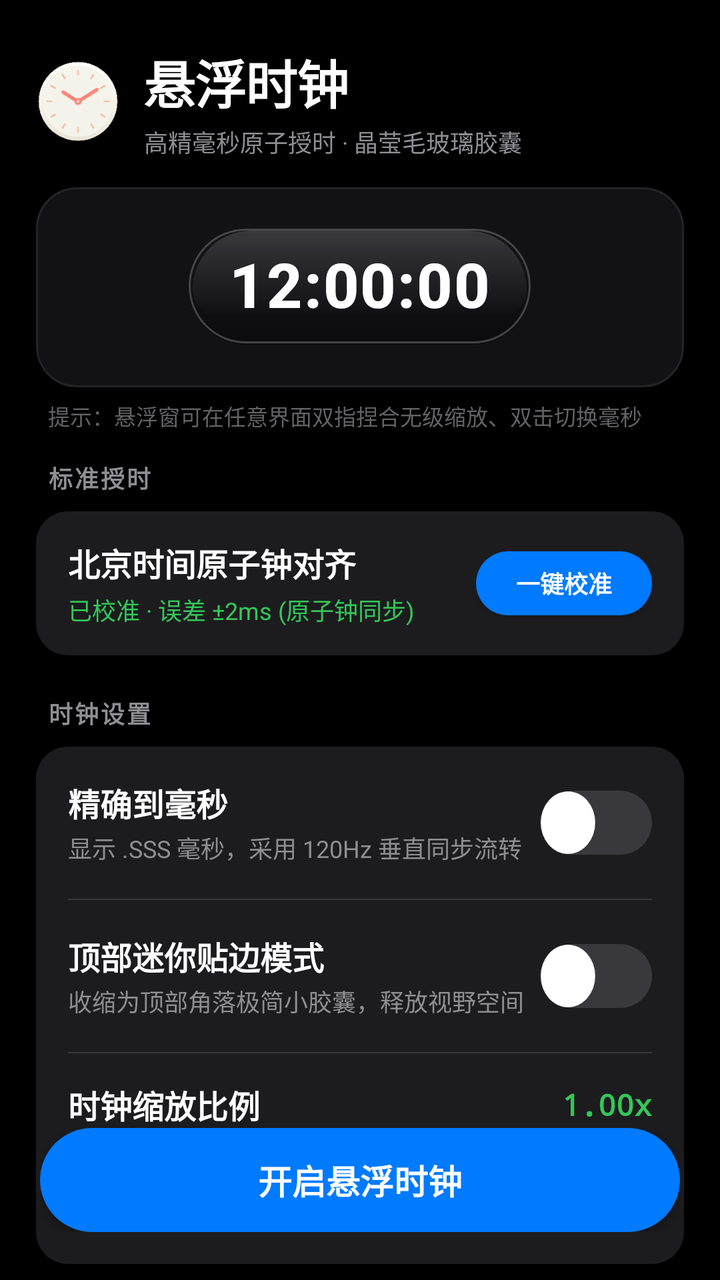
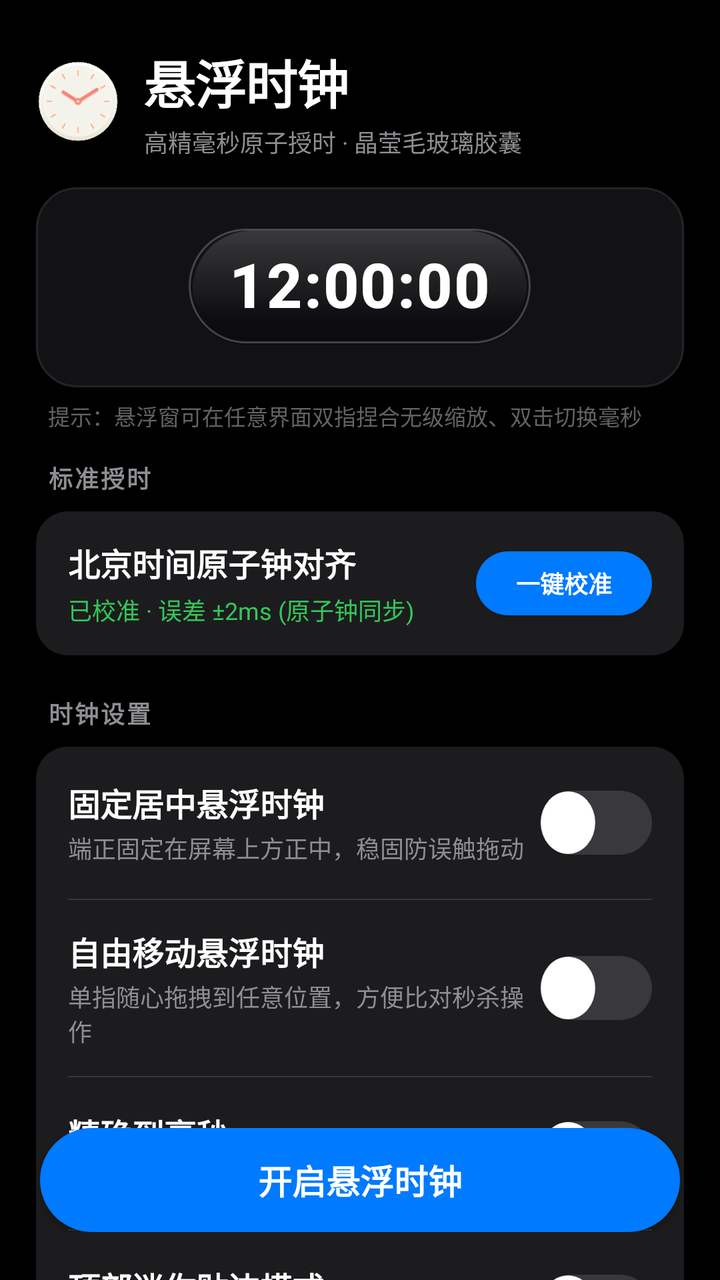

The first picture is an Android layout as it rendered before a commit; the second is the same layout after the commit. The layout source and the unified diff follow.
<!-- AndroidManifest.xml: application theme Theme.FloatingClock -->
<!-- res/layout/activity_main.xml -->
<?xml version="1.0" encoding="utf-8"?>
<androidx.coordinatorlayout.widget.CoordinatorLayout xmlns:android="http://schemas.android.com/apk/res/android"
    xmlns:app="http://schemas.android.com/apk/res-auto"
    android:layout_width="match_parent"
    android:layout_height="match_parent"
    android:background="@color/apple_bg_dark">

    <androidx.core.widget.NestedScrollView
        android:layout_width="match_parent"
        android:layout_height="match_parent"
        android:fillViewport="true"
        android:clipToPadding="false"
        android:paddingBottom="100dp">

        <LinearLayout
            android:layout_width="match_parent"
            android:layout_height="wrap_content"
            android:orientation="vertical"
            android:paddingHorizontal="18dp"
            android:paddingTop="22dp">

            
            <LinearLayout
                android:layout_width="match_parent"
                android:layout_height="wrap_content"
                android:orientation="horizontal"
                android:gravity="center_vertical"
                android:layout_marginBottom="14dp">

                <ImageView
                    android:layout_width="42dp"
                    android:layout_height="42dp"
                    android:src="@mipmap/ic_launcher"
                    android:layout_marginEnd="12dp" />

                <LinearLayout
                    android:layout_width="0dp"
                    android:layout_height="wrap_content"
                    android:layout_weight="1"
                    android:orientation="vertical">

                    <TextView
                        android:layout_width="wrap_content"
                        android:layout_height="wrap_content"
                        android:text="@string/app_name"
                        android:textColor="@color/apple_white"
                        android:textSize="26sp"
                        android:textStyle="bold"
                        android:letterSpacing="-0.02" />

                    <TextView
                        android:layout_width="wrap_content"
                        android:layout_height="wrap_content"
                        android:text="高精毫秒原子授时 · 晶莹毛玻璃胶囊"
                        android:textColor="@color/apple_text_secondary"
                        android:textSize="12sp"
                        android:layout_marginTop="2dp" />
                </LinearLayout>
            </LinearLayout>

            
            <LinearLayout
                android:id="@+id/cardPermission"
                android:layout_width="match_parent"
                android:layout_height="wrap_content"
                android:orientation="vertical"
                android:background="@drawable/bg_ios_card"
                android:padding="16dp"
                android:layout_marginBottom="14dp"
                android:visibility="gone">

                <TextView
                    android:layout_width="wrap_content"
                    android:layout_height="wrap_content"
                    android:text="@string/permission_title"
                    android:textColor="@color/apple_orange"
                    android:textSize="15sp"
                    android:textStyle="bold" />

                <TextView
                    android:layout_width="wrap_content"
                    android:layout_height="wrap_content"
                    android:text="@string/permission_desc"
                    android:textColor="@color/apple_text_secondary"
                    android:textSize="12sp"
                    android:layout_marginTop="4dp" />

                <androidx.appcompat.widget.AppCompatButton
                    android:id="@+id/btnGrantPermission"
                    android:layout_width="wrap_content"
                    android:layout_height="34dp"
                    android:text="@string/permission_btn"
                    android:textColor="@color/apple_white"
                    android:textSize="13sp"
                    android:textStyle="bold"
                    android:background="@drawable/bg_ios_blue_button"
                    app:backgroundTint="@null"
                    android:layout_marginTop="10dp"
                    android:paddingHorizontal="16dp" />
            </LinearLayout>

            
            <FrameLayout
                android:id="@+id/previewContainer"
                android:layout_width="match_parent"
                android:layout_height="100dp"
                android:background="@drawable/bg_island_stage"
                android:layout_marginBottom="6dp">

                <include
                    android:id="@+id/previewClock"
                    layout="@layout/view_floating_clock"
                    android:layout_width="wrap_content"
                    android:layout_height="wrap_content"
                    android:layout_gravity="center" />
            </FrameLayout>

            <TextView
                android:layout_width="wrap_content"
                android:layout_height="wrap_content"
                android:text="提示：悬浮窗可在任意界面双指捏合无级缩放、双击切换毫秒"
                android:textColor="@color/apple_text_tertiary"
                android:textSize="11sp"
                android:layout_marginStart="6dp"
                android:layout_marginBottom="14dp" />

            
            <TextView
                android:layout_width="wrap_content"
                android:layout_height="wrap_content"
                android:text="标准授时"
                android:textColor="@color/apple_text_secondary"
                android:textSize="12sp"
                android:textStyle="bold"
                android:textAllCaps="true"
                android:letterSpacing="0.08"
                android:layout_marginStart="6dp"
                android:layout_marginBottom="8dp" />

            <LinearLayout
                android:layout_width="match_parent"
                android:layout_height="wrap_content"
                android:orientation="vertical"
                android:background="@drawable/bg_ios_card"
                android:paddingHorizontal="16dp"
                android:paddingVertical="14dp"
                android:layout_marginBottom="20dp">

                <LinearLayout
                    android:layout_width="match_parent"
                    android:layout_height="wrap_content"
                    android:orientation="horizontal"
                    android:gravity="center_vertical">

                    <LinearLayout
                        android:layout_width="0dp"
                        android:layout_height="wrap_content"
                        android:layout_weight="1"
                        android:orientation="vertical">

                        <TextView
                            android:layout_width="wrap_content"
                            android:layout_height="wrap_content"
                            android:text="北京时间原子钟对齐"
                            android:textColor="@color/apple_white"
                            android:textSize="16sp"
                            android:textStyle="bold" />

                        <TextView
                            android:id="@+id/tvCalibrationStatus"
                            android:layout_width="wrap_content"
                            android:layout_height="wrap_content"
                            android:text="已校准 · 误差 ±2ms (原子钟同步)"
                            android:textColor="@color/ios_system_green"
                            android:textSize="12sp"
                            android:layout_marginTop="3dp" />
                    </LinearLayout>

                    <androidx.appcompat.widget.AppCompatButton
                        android:id="@+id/btnSyncNetworkTime"
                        android:layout_width="wrap_content"
                        android:layout_height="32dp"
                        android:text="一键校准"
                        android:textColor="@color/apple_white"
                        android:textSize="12sp"
                        android:textStyle="bold"
                        android:background="@drawable/bg_ios_blue_button"
                        app:backgroundTint="@null"
                        android:paddingHorizontal="14dp" />
                </LinearLayout>
            </LinearLayout>

            
            <TextView
                android:layout_width="wrap_content"
                android:layout_height="wrap_content"
                android:text="时钟设置"
                android:textColor="@color/apple_text_secondary"
                android:textSize="12sp"
                android:textStyle="bold"
                android:textAllCaps="true"
                android:letterSpacing="0.08"
                android:layout_marginStart="6dp"
                android:layout_marginBottom="8dp" />

            <LinearLayout
                android:layout_width="match_parent"
                android:layout_height="wrap_content"
                android:orientation="vertical"
                android:background="@drawable/bg_ios_card"
                android:paddingHorizontal="16dp"
                android:layout_marginBottom="24dp">

                
                <LinearLayout
                    android:layout_width="match_parent"
                    android:layout_height="wrap_content"
                    android:orientation="horizontal"
                    android:gravity="center_vertical"
                    android:paddingVertical="14dp">

                    <LinearLayout
                        android:layout_width="0dp"
                        android:layout_height="wrap_content"
                        android:layout_weight="1"
                        android:orientation="vertical">

                        <TextView
                            android:layout_width="wrap_content"
                            android:layout_height="wrap_content"
                            android:text="精确到毫秒"
                            android:textColor="@color/apple_white"
                            android:textSize="16sp"
                            android:textStyle="bold" />

                        <TextView
                            android:layout_width="wrap_content"
                            android:layout_height="wrap_content"
                            android:text="显示 .SSS 毫秒，采用 120Hz 垂直同步流转"
                            android:textColor="@color/apple_text_secondary"
                            android:textSize="12sp"
                            android:layout_marginTop="2dp" />
                    </LinearLayout>

                    <androidx.appcompat.widget.SwitchCompat
                        android:id="@+id/switchMilliseconds"
                        android:layout_width="wrap_content"
                        android:layout_height="wrap_content"
                        android:thumb="@drawable/bg_ios_switch_thumb"
                        app:track="@drawable/bg_ios_switch_track"
                        app:thumbTint="@null"
                        app:trackTint="@null" />
                </LinearLayout>

                <View
                    android:layout_width="match_parent"
                    android:layout_height="0.8dp"
                    android:background="@color/ios_separator" />

                
                <LinearLayout
                    android:layout_width="match_parent"
                    android:layout_height="wrap_content"
                    android:orientation="horizontal"
                    android:gravity="center_vertical"
                    android:paddingVertical="14dp">

                    <LinearLayout
                        android:layout_width="0dp"
                        android:layout_height="wrap_content"
                        android:layout_weight="1"
                        android:orientation="vertical">

                        <TextView
                            android:layout_width="wrap_content"
                            android:layout_height="wrap_content"
                            android:text="顶部迷你贴边模式"
                            android:textColor="@color/apple_white"
                            android:textSize="16sp"
                            android:textStyle="bold" />

                        <TextView
                            android:layout_width="wrap_content"
                            android:layout_height="wrap_content"
                            android:text="收缩为顶部角落极简小胶囊，释放视野空间"
                            android:textColor="@color/apple_text_secondary"
                            android:textSize="12sp"
                            android:layout_marginTop="2dp" />
                    </LinearLayout>

                    <androidx.appcompat.widget.SwitchCompat
                        android:id="@+id/switchIslandMode"
                        android:layout_width="wrap_content"
                        android:layout_height="wrap_content"
                        android:thumb="@drawable/bg_ios_switch_thumb"
                        app:track="@drawable/bg_ios_switch_track"
                        app:thumbTint="@null"
                        app:trackTint="@null" />
                </LinearLayout>

                <View
                    android:layout_width="match_parent"
                    android:layout_height="0.8dp"
                    android:background="@color/ios_separator" />

                
                <LinearLayout
                    android:layout_width="match_parent"
                    android:layout_height="wrap_content"
                    android:orientation="vertical"
                    android:paddingVertical="14dp">

                    <LinearLayout
                        android:layout_width="match_parent"
                        android:layout_height="wrap_content"
                        android:orientation="horizontal"
                        android:gravity="center_vertical">

                        <TextView
                            android:layout_width="0dp"
                            android:layout_height="wrap_content"
                            android:layout_weight="1"
                            android:text="时钟缩放比例"
                            android:textColor="@color/apple_white"
                            android:textSize="16sp"
                            android:textStyle="bold" />

                        <TextView
                            android:id="@+id/tvScaleValue"
                            android:layout_width="wrap_content"
                            android:layout_height="wrap_content"
                            android:text="1.00x"
                            android:textColor="@color/ios_system_green"
                            android:textSize="15sp"
                            android:textStyle="bold"
                            android:typeface="monospace" />
                    </LinearLayout>

                    <SeekBar
                        android:id="@+id/seekBarScale"
                        android:layout_width="match_parent"
                        android:layout_height="wrap_content"
                        android:max="150"
                        android:progress="50"
                        android:progressDrawable="@drawable/bg_ios_seekbar_progress"
                        android:thumb="@drawable/bg_ios_seekbar_thumb"
                        android:splitTrack="false"
                        android:paddingVertical="12dp"
                        android:layout_marginTop="6dp" />
                </LinearLayout>
            </LinearLayout>

            
            <TextView
                android:layout_width="wrap_content"
                android:layout_height="wrap_content"
                android:text="毛玻璃色系"
                android:textColor="@color/apple_text_secondary"
                android:textSize="12sp"
                android:textStyle="bold"
                android:textAllCaps="true"
                android:letterSpacing="0.08"
                android:layout_marginStart="6dp"
                android:layout_marginBottom="8dp" />

            <LinearLayout
                android:layout_width="match_parent"
                android:layout_height="wrap_content"
                android:orientation="vertical"
                android:background="@drawable/bg_ios_card"
                android:paddingHorizontal="16dp"
                android:paddingVertical="14dp"
                android:layout_marginBottom="24dp">

                <TextView
                    android:id="@+id/tvSelectedThemeName"
                    android:layout_width="wrap_content"
                    android:layout_height="wrap_content"
                    android:text="当前材质：冰霜极光白 (iOS Light 解决偏暗)"
                    android:textColor="@color/ios_system_blue"
                    android:textSize="13sp"
                    android:textStyle="bold"
                    android:layout_marginBottom="12dp" />

                
                <LinearLayout
                    android:layout_width="match_parent"
                    android:layout_height="wrap_content"
                    android:orientation="horizontal"
                    android:gravity="center">

                    
                    <LinearLayout
                        android:id="@+id/btnThemeWhite"
                        android:layout_width="0dp"
                        android:layout_height="wrap_content"
                        android:layout_weight="1"
                        android:orientation="vertical"
                        android:gravity="center"
                        android:background="?android:attr/selectableItemBackgroundBorderless"
                        android:paddingVertical="6dp">

                        <View
                            android:id="@+id/indicatorThemeWhite"
                            android:layout_width="34dp"
                            android:layout_height="34dp"
                            android:background="@drawable/bg_theme_white_circle" />

                        <TextView
                            android:id="@+id/labelThemeWhite"
                            android:layout_width="wrap_content"
                            android:layout_height="wrap_content"
                            android:text="晨露白"
                            android:textColor="@color/apple_white"
                            android:textSize="11sp"
                            android:textStyle="bold"
                            android:layout_marginTop="6dp" />
                    </LinearLayout>

                    
                    <LinearLayout
                        android:id="@+id/btnThemeDark"
                        android:layout_width="0dp"
                        android:layout_height="wrap_content"
                        android:layout_weight="1"
                        android:orientation="vertical"
                        android:gravity="center"
                        android:background="?android:attr/selectableItemBackgroundBorderless"
                        android:paddingVertical="6dp">

                        <View
                            android:id="@+id/indicatorThemeDark"
                            android:layout_width="34dp"
                            android:layout_height="34dp"
                            android:background="@drawable/bg_theme_dark_circle" />

                        <TextView
                            android:id="@+id/labelThemeDark"
                            android:layout_width="wrap_content"
                            android:layout_height="wrap_content"
                            android:text="星曜黑"
                            android:textColor="@color/apple_text_secondary"
                            android:textSize="11sp"
                            android:layout_marginTop="6dp" />
                    </LinearLayout>

                    
                    <LinearLayout
                        android:id="@+id/btnThemeBlue"
                        android:layout_width="0dp"
                        android:layout_height="wrap_content"
                        android:layout_weight="1"
                        android:orientation="vertical"
                        android:gravity="center"
                        android:background="?android:attr/selectableItemBackgroundBorderless"
                        android:paddingVertical="6dp">

                        <View
                            android:id="@+id/indicatorThemeBlue"
                            android:layout_width="34dp"
                            android:layout_height="34dp"
                            android:background="@drawable/bg_theme_blue_circle" />

                        <TextView
                            android:id="@+id/labelThemeBlue"
                            android:layout_width="wrap_content"
                            android:layout_height="wrap_content"
                            android:text="冷杉青"
                            android:textColor="@color/apple_text_secondary"
                            android:textSize="11sp"
                            android:layout_marginTop="6dp" />
                    </LinearLayout>

                    
                    <LinearLayout
                        android:id="@+id/btnThemeAmber"
                        android:layout_width="0dp"
                        android:layout_height="wrap_content"
                        android:layout_weight="1"
                        android:orientation="vertical"
                        android:gravity="center"
                        android:background="?android:attr/selectableItemBackgroundBorderless"
                        android:paddingVertical="6dp">

                        <View
                            android:id="@+id/indicatorThemeAmber"
                            android:layout_width="34dp"
                            android:layout_height="34dp"
                            android:background="@drawable/bg_theme_amber_circle" />

                        <TextView
                            android:id="@+id/labelThemeAmber"
                            android:layout_width="wrap_content"
                            android:layout_height="wrap_content"
                            android:text="暖霞金"
                            android:textColor="@color/apple_text_secondary"
                            android:textSize="11sp"
                            android:layout_marginTop="6dp" />
                    </LinearLayout>

                    
                    <LinearLayout
                        android:id="@+id/btnThemeViolet"
                        android:layout_width="0dp"
                        android:layout_height="wrap_content"
                        android:layout_weight="1"
                        android:orientation="vertical"
                        android:gravity="center"
                        android:background="?android:attr/selectableItemBackgroundBorderless"
                        android:paddingVertical="6dp">

                        <View
                            android:id="@+id/indicatorThemeViolet"
                            android:layout_width="34dp"
                            android:layout_height="34dp"
                            android:background="@drawable/bg_theme_violet_circle" />

                        <TextView
                            android:id="@+id/labelThemeViolet"
                            android:layout_width="wrap_content"
                            android:layout_height="wrap_content"
                            android:text="暮夜紫"
                            android:textColor="@color/apple_text_secondary"
                            android:textSize="11sp"
                            android:layout_marginTop="6dp" />
                    </LinearLayout>

                </LinearLayout>
            </LinearLayout>

        </LinearLayout>
    </androidx.core.widget.NestedScrollView>

    
    <FrameLayout
        android:layout_width="match_parent"
        android:layout_height="wrap_content"
        android:layout_gravity="bottom"
        android:paddingHorizontal="20dp"
        android:paddingBottom="24dp"
        android:paddingTop="12dp">

        <androidx.appcompat.widget.AppCompatButton
            android:id="@+id/btnToggleFloating"
            android:layout_width="match_parent"
            android:layout_height="52dp"
            android:text="@string/btn_start_service"
            android:textColor="@color/apple_white"
            android:textSize="17sp"
            android:textStyle="bold"
            android:background="@drawable/bg_ios_blue_button"
            app:backgroundTint="@null"
            android:elevation="4dp" />
    </FrameLayout>

</androidx.coordinatorlayout.widget.CoordinatorLayout>
<!-- res/layout/view_floating_clock.xml (included above) -->
<?xml version="1.0" encoding="utf-8"?>
<LinearLayout xmlns:android="http://schemas.android.com/apk/res/android"
    android:id="@+id/clockRoot"
    android:layout_width="wrap_content"
    android:layout_height="wrap_content"
    android:orientation="vertical"
    android:gravity="center_horizontal"
    android:clipToPadding="false"
    android:clipChildren="false">

    
    <LinearLayout
        android:id="@+id/layoutControls"
        android:layout_width="wrap_content"
        android:layout_height="36dp"
        android:orientation="horizontal"
        android:gravity="center_vertical"
        android:background="@drawable/bg_dynamic_island"
        android:paddingHorizontal="10dp"
        android:layout_marginBottom="6dp"
        android:visibility="gone">

        
        <TextView
            android:id="@+id/btnToggleMs"
            android:layout_width="wrap_content"
            android:layout_height="24dp"
            android:gravity="center"
            android:paddingHorizontal="8dp"
            android:text="毫秒"
            android:textColor="@color/ios_system_green"
            android:textSize="12sp"
            android:textStyle="bold"
            android:background="@drawable/bg_ms_pill" />

        
        <ImageView
            android:id="@+id/btnZoomOut"
            android:layout_width="32dp"
            android:layout_height="32dp"
            android:padding="7dp"
            android:src="@drawable/ic_zoom_out"
            android:background="?android:attr/selectableItemBackgroundBorderless" />

        
        <ImageView
            android:id="@+id/btnZoomIn"
            android:layout_width="32dp"
            android:layout_height="32dp"
            android:padding="7dp"
            android:src="@drawable/ic_zoom_in"
            android:background="?android:attr/selectableItemBackgroundBorderless" />

        
        <ImageView
            android:id="@+id/btnLock"
            android:layout_width="32dp"
            android:layout_height="32dp"
            android:padding="7dp"
            android:src="@drawable/ic_unlock"
            android:background="?android:attr/selectableItemBackgroundBorderless" />

        
        <ImageView
            android:id="@+id/btnClose"
            android:layout_width="32dp"
            android:layout_height="32dp"
            android:padding="7dp"
            android:src="@drawable/ic_close"
            android:background="?android:attr/selectableItemBackgroundBorderless" />
    </LinearLayout>

    
    <FrameLayout
        android:id="@+id/capsuleWrapper"
        android:layout_width="wrap_content"
        android:layout_height="wrap_content"
        android:clipChildren="false"
        android:clipToPadding="false">

        
        <LinearLayout
            android:id="@+id/clockCapsule"
            android:layout_width="wrap_content"
            android:layout_height="wrap_content"
            android:orientation="vertical"
            android:gravity="center"
            android:background="@drawable/bg_dynamic_island"
            android:paddingHorizontal="20dp"
            android:paddingVertical="11dp">

            
            <TextView
                android:id="@+id/tvDate"
                android:layout_width="wrap_content"
                android:layout_height="wrap_content"
                android:textColor="@color/apple_text_secondary"
                android:textSize="11sp"
                android:textStyle="bold"
                android:letterSpacing="0.04"
                android:text="9月13日 周日"
                android:visibility="gone"
                android:layout_marginBottom="2dp" />

            
            <LinearLayout
                android:layout_width="wrap_content"
                android:layout_height="wrap_content"
                android:orientation="horizontal"
                android:gravity="center_vertical">

                
                <TextView
                    android:id="@+id/tvAmPm"
                    android:layout_width="wrap_content"
                    android:layout_height="wrap_content"
                    android:textColor="@color/apple_text_secondary"
                    android:textSize="12sp"
                    android:textStyle="bold"
                    android:text="AM"
                    android:layout_marginEnd="6dp"
                    android:visibility="gone" />

                
                <TextView
                    android:id="@+id/tvMainTime"
                    android:layout_width="wrap_content"
                    android:layout_height="wrap_content"
                    android:text="12:00:00"
                    android:textColor="@color/apple_white"
                    android:textSize="31sp"
                    android:textStyle="bold"
                    android:fontFamily="sans-serif-medium"
                    android:letterSpacing="0.02"
                    android:includeFontPadding="false" />

                
                <LinearLayout
                    android:id="@+id/containerMs"
                    android:layout_width="wrap_content"
                    android:layout_height="wrap_content"
                    android:gravity="center"
                    android:background="@drawable/bg_ms_pill"
                    android:paddingHorizontal="7dp"
                    android:paddingVertical="3dp"
                    android:layout_marginStart="8dp"
                    android:visibility="gone">

                    <TextView
                        android:id="@+id/tvMsTime"
                        android:layout_width="wrap_content"
                        android:layout_height="wrap_content"
                        android:text=".000"
                        android:textColor="@color/ios_system_green"
                        android:textSize="17sp"
                        android:textStyle="bold"
                        android:fontFamily="sans-serif-medium"
                        android:letterSpacing="0.02"
                        android:includeFontPadding="false" />
                </LinearLayout>

            </LinearLayout>
        </LinearLayout>

        
        <FrameLayout
            android:id="@+id/layoutResizeHandle"
            android:layout_width="28dp"
            android:layout_height="28dp"
            android:layout_gravity="bottom|end"
            android:layout_marginEnd="-8dp"
            android:layout_marginBottom="-8dp"
            android:background="@drawable/bg_resize_handle"
            android:elevation="6dp"
            android:visibility="gone">

            <ImageView
                android:layout_width="16dp"
                android:layout_height="16dp"
                android:layout_gravity="center"
                android:src="@drawable/ic_resize_corner" />
        </FrameLayout>

    </FrameLayout>

</LinearLayout>
<!-- resources referenced by this layout -->
<resources>
  <color name="apple_bg_dark">#000000</color>
  <color name="apple_orange">#FF9500</color>
  <color name="apple_text_secondary">#8E8E93</color>
  <color name="apple_text_tertiary">#636366</color>
  <color name="apple_white">#FFFFFF</color>
  <color name="ios_separator">#38383A</color>
  <color name="ios_system_blue">#007AFF</color>
  <color name="ios_system_green">#34C759</color>
  <!-- drawable bg_ios_card (drawable) -->
  <?xml version="1.0" encoding="utf-8"?>
  <shape xmlns:android="http://schemas.android.com/apk/res/android"
      android:shape="rectangle">
      <solid android:color="@color/apple_card_dark" />
      <corners android:radius="16dp" />
  </shape>
  <!-- drawable bg_island_stage (drawable) -->
  <?xml version="1.0" encoding="utf-8"?>
  <shape xmlns:android="http://schemas.android.com/apk/res/android"
      android:shape="rectangle">
      <solid android:color="#121214" />
      <corners android:radius="20dp" />
      <stroke
          android:width="1dp"
          android:color="#242426" />
  </shape>
  <!-- drawable bg_ms_pill (drawable) -->
  <?xml version="1.0" encoding="utf-8"?>
  <shape xmlns:android="http://schemas.android.com/apk/res/android"
      android:shape="rectangle">
      <solid android:color="#1AFFFFFF" />
      <corners android:radius="14dp" />
      <stroke
          android:width="0.5dp"
          android:color="#26FFFFFF" />
  </shape>
  <!-- drawable bg_theme_blue_circle (drawable) -->
  <?xml version="1.0" encoding="utf-8"?>
  <shape xmlns:android="http://schemas.android.com/apk/res/android"
      android:shape="oval">
      <solid android:color="#0A84FF" />
      <stroke android:width="1dp" android:color="#64D2FF" />
  </shape>
  <!-- drawable bg_theme_dark_circle (drawable) -->
  <?xml version="1.0" encoding="utf-8"?>
  <shape xmlns:android="http://schemas.android.com/apk/res/android"
      android:shape="oval">
      <solid android:color="#1C1C1E" />
      <stroke android:width="1dp" android:color="#3A3A3C" />
  </shape>
  <!-- drawable bg_theme_violet_circle (drawable) -->
  <?xml version="1.0" encoding="utf-8"?>
  <shape xmlns:android="http://schemas.android.com/apk/res/android"
      android:shape="oval">
      <solid android:color="#5E5CE6" />
      <stroke android:width="1dp" android:color="#BF5AF2" />
  </shape>
  <!-- drawable bg_theme_white_circle (drawable) -->
  <?xml version="1.0" encoding="utf-8"?>
  <shape xmlns:android="http://schemas.android.com/apk/res/android"
      android:shape="oval">
      <solid android:color="#FFFFFF" />
      <stroke android:width="2dp" android:color="#007AFF" />
  </shape>
  <!-- drawable ic_zoom_in (drawable) -->
  <vector xmlns:android="http://schemas.android.com/apk/res/android"
      android:width="20dp"
      android:height="20dp"
      android:viewportWidth="24"
      android:viewportHeight="24">
      <path
          android:fillColor="@color/apple_white"
          android:pathData="M19,13H13V19H11V13H5V11H11V5H13V11H19V13Z" />
  </vector>
  <!-- drawable ic_zoom_out (drawable) -->
  <vector xmlns:android="http://schemas.android.com/apk/res/android"
      android:width="20dp"
      android:height="20dp"
      android:viewportWidth="24"
      android:viewportHeight="24">
      <path
          android:fillColor="@color/apple_white"
          android:pathData="M19,13H5V11H19V13Z" />
  </vector>
  <string name="app_name">悬浮时钟</string>
  <string name="btn_start_service">开启悬浮时钟</string>
  <string name="permission_btn">前往授权</string>
  <string name="permission_desc">时钟需要“在其他应用上层显示”的权限以实现屏幕顶层悬浮。</string>
  <string name="permission_title">需要悬浮窗权限</string>
  <color name="apple_card_dark">#1C1C1E</color>
  <color name="ios_slider_track_inactive">#3A3A3C</color>
  <color name="ios_switch_track_on">#34C759</color>
  <color name="ios_switch_track_off">#39393D</color>
</resources>

<!-- the commit's change to res/layout/activity_main.xml (unified diff, before → after) -->
@@ -228,6 +228,98 @@
                         <TextView
                             android:layout_width="wrap_content"
                             android:layout_height="wrap_content"
+                            android:text="固定居中悬浮时钟"
+                            android:textColor="@color/apple_white"
+                            android:textSize="16sp"
+                            android:textStyle="bold" />
+
+                        <TextView
+                            android:layout_width="wrap_content"
+                            android:layout_height="wrap_content"
+                            android:text="端正固定在屏幕上方正中，稳固防误触拖动"
+                            android:textColor="@color/apple_text_secondary"
+                            android:textSize="12sp"
+                            android:layout_marginTop="2dp" />
+                    </LinearLayout>
+
+                    <androidx.appcompat.widget.SwitchCompat
+                        android:id="@+id/switchCenterClock"
+                        android:layout_width="wrap_content"
+                        android:layout_height="wrap_content"
+                        android:thumb="@drawable/bg_ios_switch_thumb"
+                        app:track="@drawable/bg_ios_switch_track"
+                        app:thumbTint="@null"
+                        app:trackTint="@null" />
+                </LinearLayout>
+
+                <View
+                    android:layout_width="match_parent"
+                    android:layout_height="0.8dp"
+                    android:background="@color/ios_separator" />
+
+                
+                <LinearLayout
+                    android:layout_width="match_parent"
+                    android:layout_height="wrap_content"
+                    android:orientation="horizontal"
+                    android:gravity="center_vertical"
+                    android:paddingVertical="14dp">
+
+                    <LinearLayout
+                        android:layout_width="0dp"
+                        android:layout_height="wrap_content"
+                        android:layout_weight="1"
+                        android:orientation="vertical">
+
+                        <TextView
+                            android:layout_width="wrap_content"
+                            android:layout_height="wrap_content"
+                            android:text="自由移动悬浮时钟"
+                            android:textColor="@color/apple_white"
+                            android:textSize="16sp"
+                            android:textStyle="bold" />
+
+                        <TextView
+                            android:layout_width="wrap_content"
+                            android:layout_height="wrap_content"
+                            android:text="单指随心拖拽到任意位置，方便比对秒杀操作"
+                            android:textColor="@color/apple_text_secondary"
+                            android:textSize="12sp"
+                            android:layout_marginTop="2dp" />
+                    </LinearLayout>
+
+                    <androidx.appcompat.widget.SwitchCompat
+                        android:id="@+id/switchFreeClock"
+                        android:layout_width="wrap_content"
+                        android:layout_height="wrap_content"
+                        android:thumb="@drawable/bg_ios_switch_thumb"
+                        app:track="@drawable/bg_ios_switch_track"
+                        app:thumbTint="@null"
+                        app:trackTint="@null" />
+                </LinearLayout>
+
+                <View
+                    android:layout_width="match_parent"
+                    android:layout_height="0.8dp"
+                    android:background="@color/ios_separator" />
+
+                
+                <LinearLayout
+                    android:layout_width="match_parent"
+                    android:layout_height="wrap_content"
+                    android:orientation="horizontal"
+                    android:gravity="center_vertical"
+                    android:paddingVertical="14dp">
+
+                    <LinearLayout
+                        android:layout_width="0dp"
+                        android:layout_height="wrap_content"
+                        android:layout_weight="1"
+                        android:orientation="vertical">
+
+                        <TextView
+                            android:layout_width="wrap_content"
+                            android:layout_height="wrap_content"
                             android:text="精确到毫秒"
                             android:textColor="@color/apple_white"
                             android:textSize="16sp"
